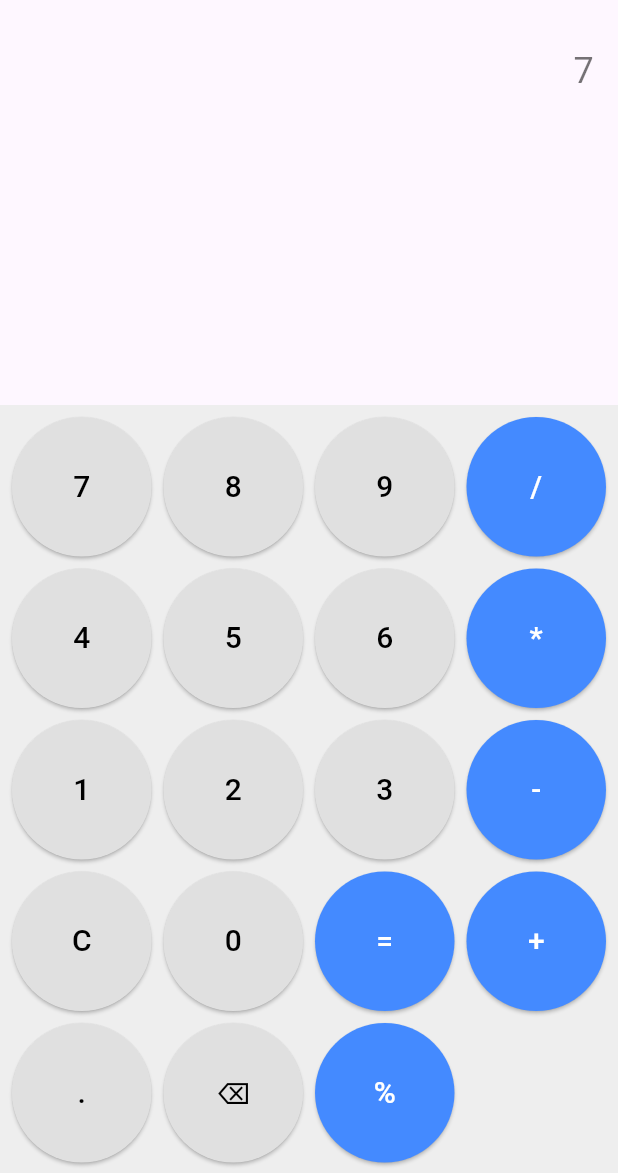
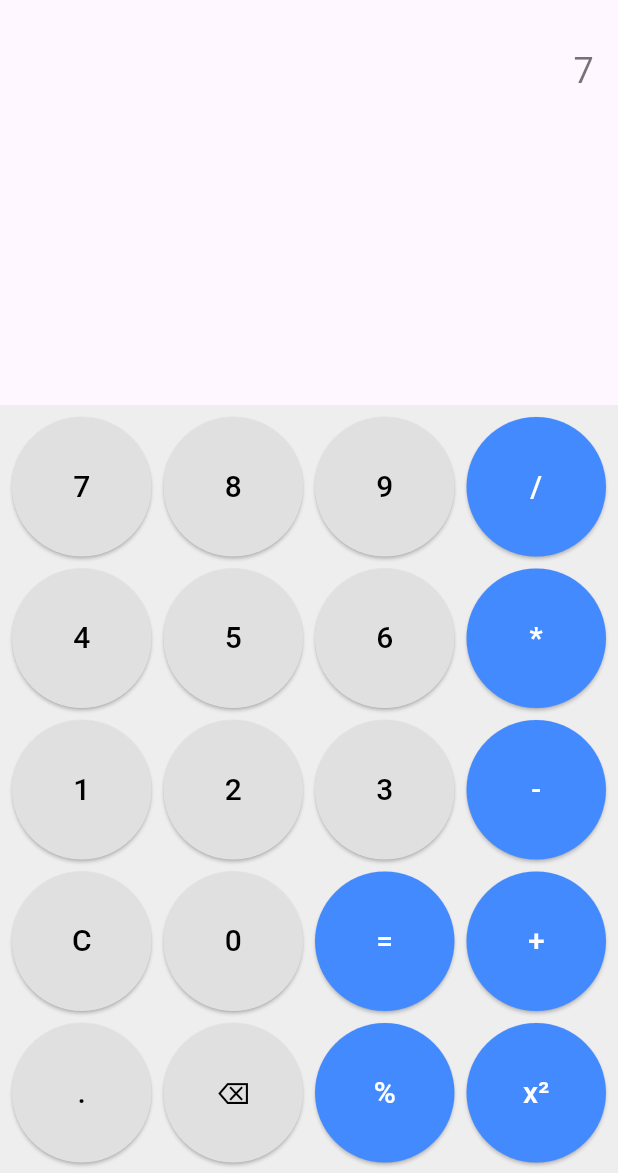
Before and after one commit to mattyice322/flutter-calculator, a Flutter app: the screen it shows after launch, after a tap on an icon or button, on a phone screen of 412 x 824 dp, the part 63-1236 px from its top. Run offline on Flutter 3.47's test engine with Material 3 defaults, Android fonts, the phone set to English and light mode, and no system bars.

Commit message:
Added square (x²) button to the calculator

```diff
--- a/lib/main.dart
+++ b/lib/main.dart
@@ -41,6 +41,11 @@ class _CalculatorState extends State<Calculator> {
         }
       } else if (input == '=') {
         _result = _evaluateExpression(_expression);
+      } else if (input == 'x²') {
+        if (_expression.isNotEmpty && double.tryParse(_expression) != null) {
+          double number = double.parse(_expression);
+          _result = (number * number).toStringAsFixed(2);
+        }
       } else {
         if (_isOperator(input) && _expression.isNotEmpty && _isOperator(_expression[_expression.length - 1])) {
           return;
@@ -174,10 +179,10 @@ class _CalculatorState extends State<Calculator> {
     '4', '5', '6', '*',
     '1', '2', '3', '-',
     'C', '0', '=', '+',
-    '.', '⌫', '%'
+    '.', '⌫', '%', 'x²'
   ];
 
   bool _isOperator(String button) {
-    return ['/', '*', '-', '+', '=', '%'].contains(button);
+    return ['/', '*', '-', '+', '=', '%', 'x²'].contains(button);
   }
 }
```
Also changed, not shown: 1 other file.
